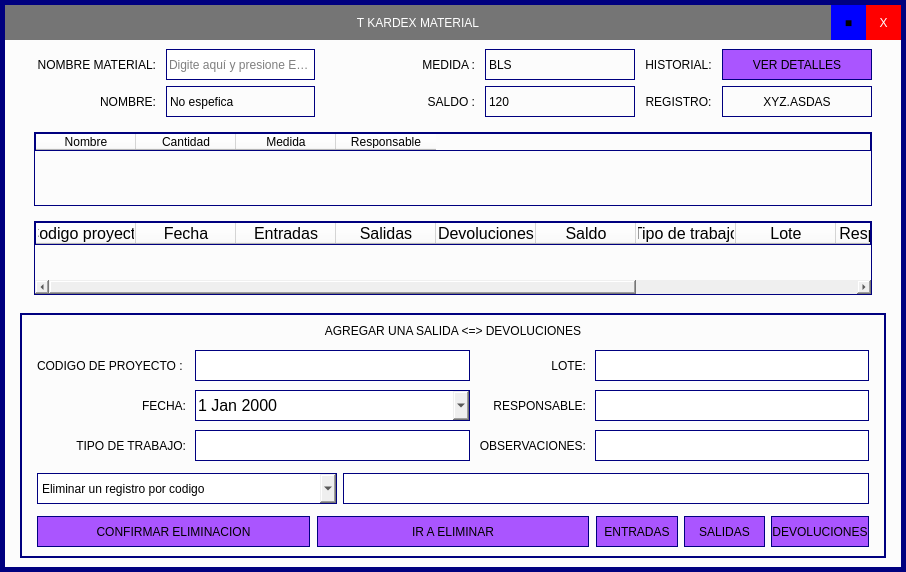
This is ui_files/tkardex.ui in Romehe369/aec_contrastistas_g as Qt 5 draws it before an edit. The edited form follows.
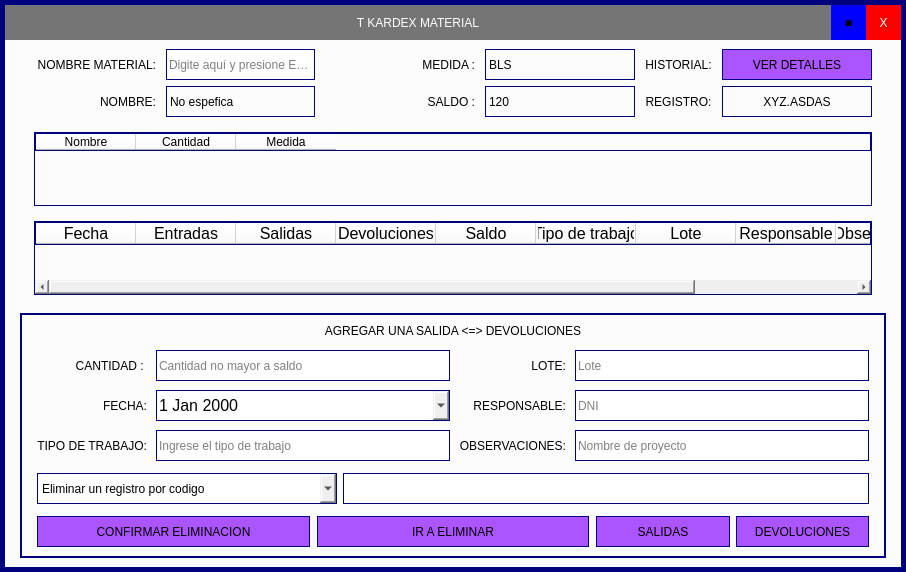
This is the edited form.

```diff
--- a/ui_files/tkardex.ui
+++ b/ui_files/tkardex.ui
@@ -442,11 +442,6 @@
                 <string>Medida</string>
                </property>
               </column>
-              <column>
-               <property name="text">
-                <string>Responsable</string>
-               </property>
-              </column>
              </widget>
             </item>
             <item>
@@ -463,16 +458,6 @@
               <property name="autoScrollMargin">
                <number>16</number>
               </property>
-              <column>
-               <property name="text">
-                <string>Codigo proyecto</string>
-               </property>
-               <property name="font">
-                <font>
-                 <pointsize>12</pointsize>
-                </font>
-               </property>
-              </column>
               <column>
                <property name="text">
                 <string>Fecha</string>
@@ -725,6 +710,9 @@
                     <property name="styleSheet">
                      <string notr="true">border: 1px solid rgb(0, 0, 127);</string>
                     </property>
+                    <property name="placeholderText">
+                     <string>Nombre de proyecto</string>
+                    </property>
                    </widget>
                   </item>
                   <item row="2" column="0">
@@ -754,6 +742,9 @@
                     <property name="styleSheet">
                      <string notr="true">border: 1px solid rgb(0, 0, 127);</string>
                     </property>
+                    <property name="placeholderText">
+                     <string>Ingrese el tipo de trabajo</string>
+                    </property>
                    </widget>
                   </item>
                   <item row="1" column="1">
@@ -774,8 +765,38 @@
                      </font>
                     </property>
                     <property name="styleSheet">
-                     <string notr="true">font: 12pt &quot;MS Shell Dlg 2&quot;;
-border: 1px solid rgb(0, 0, 127);</string>
+                     <string notr="true">QDateEdit{
+border: 1px solid rgb(0, 0, 127)
+}
+QCalendarWidget QWidget {
+border: 1px solid rgb(0, 0, 127);
+border-radius:0px;
+font: 14pt &quot;MS Shell Dlg 2&quot;;
+background-color : lightgreen;
+}
+#qt_calendar_prevmonth, 
+#qt_calendar_nextmonth {
+	/* border delete */
+    /* delete default icons */
+    min-width: 50px;
+    max-height: 33px;
+	/* set background transparent */
+}
+#qt_calendar_navigationbar {
+	font: 75 14pt &quot;MS Shell Dlg 2&quot;;
+    background-color: #fff;
+}
+
+#qt_calendar_monthbutton {
+	font: 14pt &quot;MS Shell Dlg 2&quot;;
+	width: 110px;
+	height: 31px;
+}
+#qt_calendar_yearbutton {
+	font: 75 14pt &quot;MS Shell Dlg 2&quot;;
+	width: 70px;
+	height: 31px;
+}</string>
                     </property>
                     <property name="calendarPopup">
                      <bool>true</bool>
@@ -825,6 +846,9 @@
                     <property name="styleSheet">
                      <string notr="true">border: 1px solid rgb(0, 0, 127);</string>
                     </property>
+                    <property name="placeholderText">
+                     <string>DNI </string>
+                    </property>
                    </widget>
                   </item>
                   <item row="0" column="0">
@@ -839,7 +863,7 @@
                      <string notr="true"/>
                     </property>
                     <property name="text">
-                     <string>CODIGO DE PROYECTO : </string>
+                     <string>CANTIDAD : </string>
                     </property>
                     <property name="alignment">
                      <set>Qt::AlignRight|Qt::AlignTrailing|Qt::AlignVCenter</set>
@@ -857,6 +881,9 @@
                     <property name="styleSheet">
                      <string notr="true">border: 1px solid rgb(0, 0, 127);</string>
                     </property>
+                    <property name="placeholderText">
+                     <string>Cantidad no mayor a saldo</string>
+                    </property>
                    </widget>
                   </item>
                   <item row="0" column="3">
@@ -870,6 +897,9 @@
                     <property name="styleSheet">
                      <string notr="true">border: 1px solid rgb(0, 0, 127);</string>
                     </property>
+                    <property name="placeholderText">
+                     <string>Lote</string>
+                    </property>
                    </widget>
                   </item>
                  </layout>
@@ -1016,25 +1046,6 @@
                   <property name="bottomMargin">
                    <number>0</number>
                   </property>
-                  <item>
-                   <widget class="QPushButton" name="btn_entradas">
-                    <property name="minimumSize">
-                     <size>
-                      <width>0</width>
-                      <height>31</height>
-                     </size>
-                    </property>
-                    <property name="styleSheet">
-                     <string notr="true">QPushButton{
-border: 1px solid rgb(0, 0, 127);
-border-radius:0px;
-}</string>
-                    </property>
-                    <property name="text">
-                     <string>ENTRADAS</string>
-                    </property>
-                   </widget>
-                  </item>
                   <item>
                    <widget class="QPushButton" name="btn_out_material">
                     <property name="minimumSize">
```
